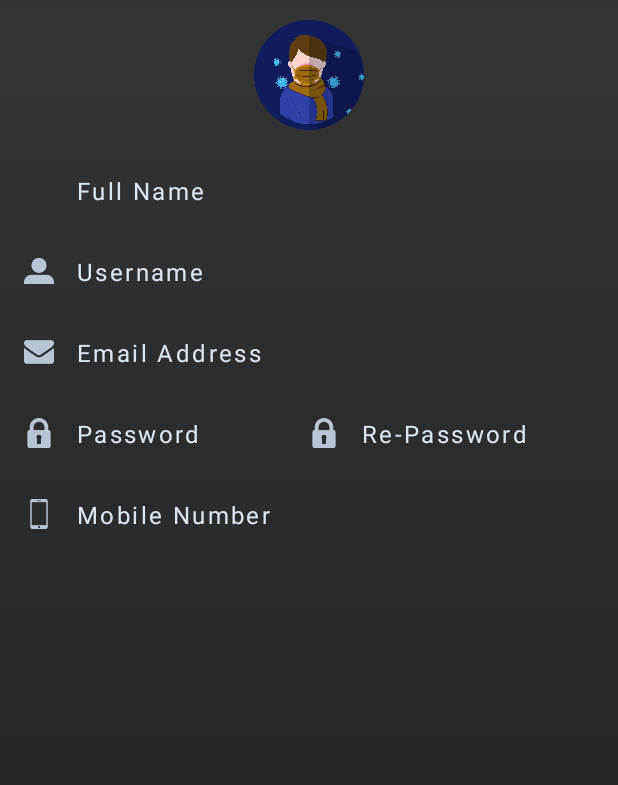
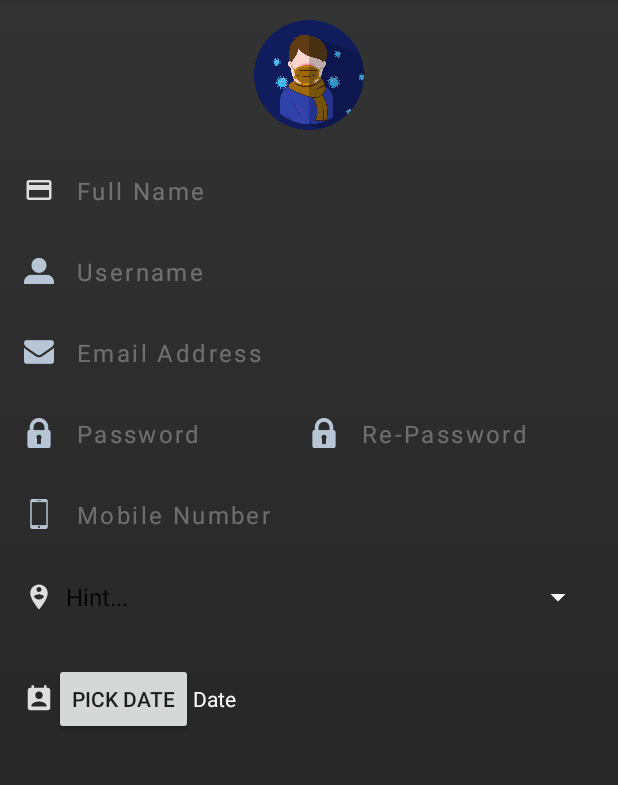
Before and after one commit to AhmedAfifi1999/Store_App, an Android app: the screen it shows after launch (Sign_up), on a phone screen of 412 x 824 dp, the part 84-869 px from its top. Run offline under Robolectric (Android 15) with nearby library versions, the phone set to English and light mode, and no system bars.

Commit message:
design sign up part two >

```diff
--- /dev/null
+++ b/app/src/main/java/com/example/final_project/DatePicker.java
@@ -0,0 +1,27 @@
+package com.example.final_project;
+
+import android.app.DatePickerDialog;
+import android.app.Dialog;
+import android.os.Bundle;
+
+import androidx.annotation.NonNull;
+import androidx.annotation.Nullable;
+import androidx.fragment.app.DialogFragment;
+
+import java.util.Calendar;
+
+public class DatePicker extends DialogFragment {
+
+    @NonNull
+    @Override
+    public Dialog onCreateDialog(@Nullable Bundle savedInstanceState) {
+        Calendar mCalender = Calendar.getInstance();
+        int year = mCalender.get(Calendar.YEAR);
+        int month = mCalender.get(Calendar.MONTH);
+        int dayOfMonth = mCalender.get(Calendar.DAY_OF_MONTH);
+        return new DatePickerDialog(getActivity(), (DatePickerDialog.OnDateSetListener)
+                getActivity(), year, month, dayOfMonth);
+    }
+
+
+}
--- a/app/src/main/java/com/example/final_project/Sign_up.java
+++ b/app/src/main/java/com/example/final_project/Sign_up.java
@@ -2,13 +2,55 @@ package com.example.final_project;
 
 import androidx.appcompat.app.AppCompatActivity;
 
+import android.app.DatePickerDialog;
 import android.os.Bundle;
+import android.view.View;
+import android.widget.Button;
+import android.widget.TextView;
 
-public class Sign_up extends AppCompatActivity {
+import java.text.DateFormat;
+import java.util.Calendar;
+
+public class Sign_up extends AppCompatActivity implements DatePickerDialog.OnDateSetListener {
+
+    TextView tvDate;
+    Button btPickDate;
+
 
     @Override
     protected void onCreate(Bundle savedInstanceState) {
         super.onCreate(savedInstanceState);
         setContentView(R.layout.activity_sign_up);
+        tvDate = findViewById(R.id.tvDate);
+        btPickDate = findViewById(R.id.btPickDate);
+        tvDate = findViewById(R.id.tvDate);
+        btPickDate = findViewById(R.id.btPickDate);
+        btPickDate.setOnClickListener(new View.OnClickListener() {
+            @Override
+            public void onClick(View v) {
+                // Please note that use your package name here
+                com.example.final_project.DatePicker mDatePickerDialogFragment;
+                mDatePickerDialogFragment = new com.example.final_project.DatePicker();
+                mDatePickerDialogFragment.show(getSupportFragmentManager(), "DATE PICK");
+            }
+        });
+
+
+    }
+
+
+
+    @Override
+    public void onDateSet(android.widget.DatePicker view, int year, int month, int dayOfMonth) {
+        // Create a Calender instance
+        Calendar mCalender = Calendar.getInstance();
+        // Set static variables of Calender instance
+        mCalender.set(Calendar.YEAR,year);
+        mCalender.set(Calendar.MONTH,month);
+        mCalender.set(Calendar.DAY_OF_MONTH,dayOfMonth);
+        // Get the date in form of string
+        String selectedDate = DateFormat.getDateInstance(DateFormat.FULL).format(mCalender.getTime());
+        // Set the textview to the selectedDate String
+        tvDate.setText(selectedDate);
     }
 }
--- /dev/null
+++ b/app/src/main/res/drawable/calender.xml
@@ -0,0 +1,5 @@
+<vector android:height="24dp" android:tint="#DEDEDE"
+    android:viewportHeight="24.0" android:viewportWidth="24.0"
+    android:width="24dp" xmlns:android="http://schemas.android.com/apk/res/android">
+    <path android:fillColor="#FF000000" android:pathData="M19,3h-1L18,1h-2v2L8,3L8,1L6,1v2L5,3c-1.11,0 -2,0.9 -2,2v14c0,1.1 0.89,2 2,2h14c1.1,0 2,-0.9 2,-2L21,5c0,-1.1 -0.9,-2 -2,-2zM12,6c1.66,0 3,1.34 3,3s-1.34,3 -3,3 -3,-1.34 -3,-3 1.34,-3 3,-3zM18,18L6,18v-1c0,-2 4,-3.1 6,-3.1s6,1.1 6,3.1v1z"/>
+</vector>
--- /dev/null
+++ b/app/src/main/res/drawable/card_full_name.xml
@@ -0,0 +1,5 @@
+<vector android:height="24dp" android:tint="#DEDEDE"
+    android:viewportHeight="24.0" android:viewportWidth="24.0"
+    android:width="24dp" xmlns:android="http://schemas.android.com/apk/res/android">
+    <path android:fillColor="#FF000000" android:pathData="M20,4L4,4c-1.11,0 -1.99,0.89 -1.99,2L2,18c0,1.11 0.89,2 2,2h16c1.11,0 2,-0.89 2,-2L22,6c0,-1.11 -0.89,-2 -2,-2zM20,18L4,18v-6h16v6zM20,8L4,8L4,6h16v2z"/>
+</vector>
--- /dev/null
+++ b/app/src/main/res/drawable/country.xml
@@ -0,0 +1,5 @@
+<vector android:height="24dp" android:tint="#DEDEDE"
+    android:viewportHeight="24.0" android:viewportWidth="24.0"
+    android:width="24dp" xmlns:android="http://schemas.android.com/apk/res/android">
+    <path android:fillColor="#FF000000" android:pathData="M15,11L15,5l-3,-3 -3,3v2L3,7v14h18L21,11h-6zM7,19L5,19v-2h2v2zM7,15L5,15v-2h2v2zM7,11L5,11L5,9h2v2zM13,19h-2v-2h2v2zM13,15h-2v-2h2v2zM13,11h-2L11,9h2v2zM13,7h-2L11,5h2v2zM19,19h-2v-2h2v2zM19,15h-2v-2h2v2z"/>
+</vector>
--- /dev/null
+++ b/app/src/main/res/drawable/country_2.xml
@@ -0,0 +1,5 @@
+<vector android:height="24dp" android:tint="#DEDEDE"
+    android:viewportHeight="24.0" android:viewportWidth="24.0"
+    android:width="24dp" xmlns:android="http://schemas.android.com/apk/res/android">
+    <path android:fillColor="#FF000000" android:pathData="M12,2C8.14,2 5,5.14 5,9c0,5.25 7,13 7,13s7,-7.75 7,-13c0,-3.86 -3.14,-7 -7,-7zM12,4c1.1,0 2,0.9 2,2 0,1.11 -0.9,2 -2,2s-2,-0.89 -2,-2c0,-1.1 0.9,-2 2,-2zM12,14c-1.67,0 -3.14,-0.85 -4,-2.15 0.02,-1.32 2.67,-2.05 4,-2.05s3.98,0.73 4,2.05c-0.86,1.3 -2.33,2.15 -4,2.15z"/>
+</vector>
--- a/app/src/main/res/layout/activity_sign_up.xml
+++ b/app/src/main/res/layout/activity_sign_up.xml
@@ -38,7 +38,7 @@
                     android:layout_width="20dp"
                     android:layout_height="20dp"
                     android:layout_gravity="center"
-                     />
+                    android:src="@drawable/card_full_name" />
 
                 <EditText
                     android:id="@+id/fullName"
@@ -47,10 +47,11 @@
                     android:layout_marginLeft="15dp"
                     android:background="#00000000"
                     android:hint="Full Name"
+
                     android:inputType="text"
                     android:letterSpacing="0.1"
-                    android:textColor="#fff"
-                    android:textColorHint="#d9e5f3"
+                    android:textColor="@color/white"
+                    android:textColorHint="@color/hint_txt_color"
                     android:textSize="16dp" />
 
 
@@ -70,13 +71,14 @@
                     android:layout_width="match_parent"
                     android:layout_height="wrap_content"
                     android:hint="Username"
-                    android:textColorHint="#d9e5f3"
+                    android:textColorHint="@color/hint_txt_color"
                     android:layout_marginLeft="15dp"
                     android:background="#00000000"
                     android:letterSpacing="0.1"
                     android:textSize="16dp"
                     android:inputType="text"
                     android:textColor="#fff"
+
                     />
             </LinearLayout>
             <LinearLayout
@@ -94,7 +96,7 @@
                     android:layout_width="match_parent"
                     android:layout_height="wrap_content"
                     android:hint="Email Address"
-                    android:textColorHint="#d9e5f3"
+                    android:textColorHint="@color/hint_txt_color"
                     android:layout_marginLeft="15dp"
                     android:background="#00000000"
                     android:letterSpacing="0.1"
@@ -103,7 +105,6 @@
                     android:textColor="#fff"
                     />
             </LinearLayout>
-
             <LinearLayout
                 android:layout_width="match_parent"
                 android:layout_height="wrap_content"
@@ -130,7 +131,7 @@
                         android:layout_width="wrap_content"
                         android:layout_height="wrap_content"
                         android:hint="Password"
-                        android:textColorHint="#d9e5f3"
+                        android:textColorHint="@color/hint_txt_color"
                         android:layout_marginLeft="15dp"
                         android:background="#00000000"
                         android:inputType="textPassword"
@@ -156,7 +157,7 @@
                         android:layout_width="wrap_content"
                         android:layout_height="wrap_content"
                         android:hint="Re-Password"
-                        android:textColorHint="#d9e5f3"
+                        android:textColorHint="@color/hint_txt_color"
                         android:layout_marginLeft="15dp"
                         android:background="#00000000"
                         android:inputType="textPassword"
@@ -168,10 +169,6 @@
 
 
             </LinearLayout>
-
-
-
-
 
             <LinearLayout
                 android:layout_width="match_parent"
@@ -195,12 +192,68 @@
                     android:inputType="number"
                     android:letterSpacing="0.1"
                     android:textColor="#fff"
-                    android:textColorHint="#d9e5f3"
+                    android:textColorHint="@color/hint_txt_color"
                     android:textSize="16dp" />
 
 
             </LinearLayout>
 
+            <LinearLayout
+                android:layout_width="match_parent"
+                android:layout_height="wrap_content"
+                android:orientation="horizontal"
+                android:padding="16dp">
+
+                <ImageView
+                    android:layout_width="20dp"
+                    android:layout_height="20dp"
+                    android:layout_gravity="center"
+                    android:src="@drawable/country_2" />
+
+                <Spinner
+                    android:id="@+id/spinner"
+                    android:layout_width="match_parent"
+                    android:layout_height="wrap_content"
+                    android:layout_weight="1"
+
+                    android:popupBackground="#D3D5D3"
+                    android:backgroundTint="@color/white"
+                    android:entries="@array/Country"
+                    />
+
+
+            </LinearLayout>
+
+            <LinearLayout
+                android:layout_width="match_parent"
+                android:layout_height="wrap_content"
+                android:orientation="horizontal"
+                android:padding="16dp">
+
+                <ImageView
+                    android:layout_width="20dp"
+                    android:layout_height="20dp"
+                    android:layout_gravity="center"
+                    android:src="@drawable/calender"   />
+                <Button
+                    android:id="@+id/btPickDate"
+                    android:layout_width="wrap_content"
+                    android:layout_height="wrap_content"
+                    android:layout_below="@+id/tvDate"
+                    android:layout_centerInParent="true"
+                    android:text="Pick Date" />
+                <TextView
+                    android:id="@+id/tvDate"
+                    android:layout_width="match_parent"
+                    android:layout_height="wrap_content"
+                    android:layout_centerInParent="true"
+                    android:textColor="@color/white"
+                    android:textColorHint="@color/hint_txt_color"
+                    android:text="Date" />
+
+
+
+            </LinearLayout>
 
 
         </LinearLayout>
--- a/app/src/main/res/values/colors.xml
+++ b/app/src/main/res/values/colors.xml
@@ -22,6 +22,9 @@
     <color name="yellow">#ffdf74</color>
     <color name="background">#f5f5f5</color>
 
+    <color name="hint_txt_color">#50FFFFFF</color>
+    <color name="txt_Border">#90FFFFFF</color>
+
     <!--green color -->
     <color name="green_colorPrimary">#00897b</color>
     <color name="green_colorPrimaryDark">#005b4f</color>
--- a/app/src/main/res/values/strings.xml
+++ b/app/src/main/res/values/strings.xml
@@ -1,3 +1,12 @@
 <resources>
     <string name="app_name">Store</string>
+
+    <string-array name="Country">
+        <item>Hint...</item>
+        <item>palestine</item>
+        <item>Egypt</item>
+        <item>Jordan</item>
+    </string-array>
+
+
 </resources>
```
